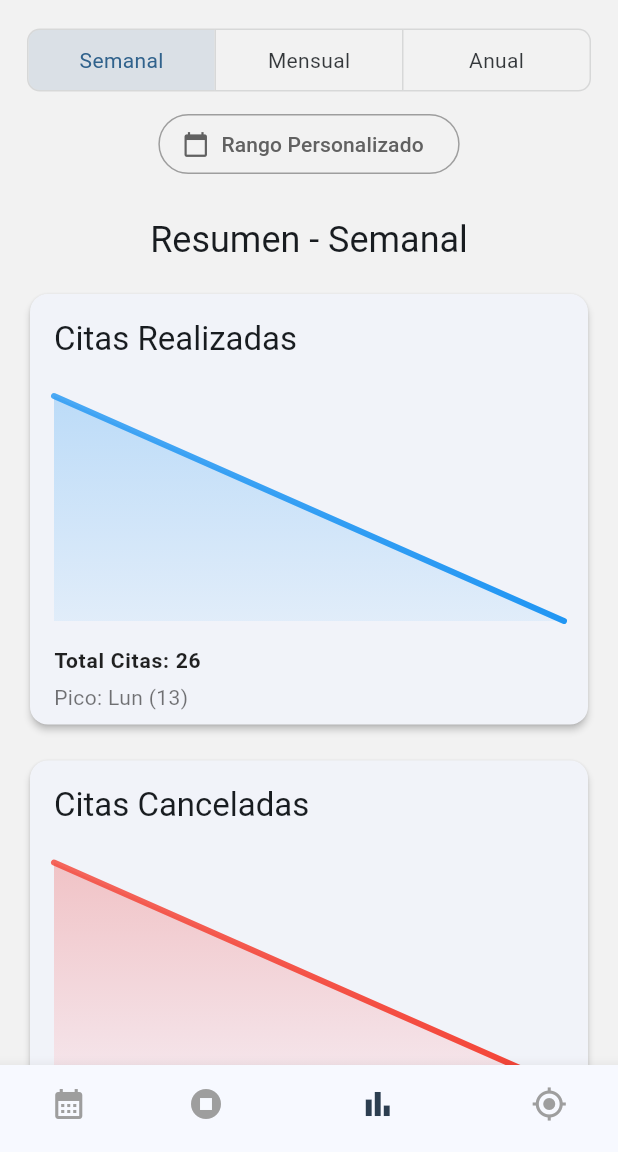
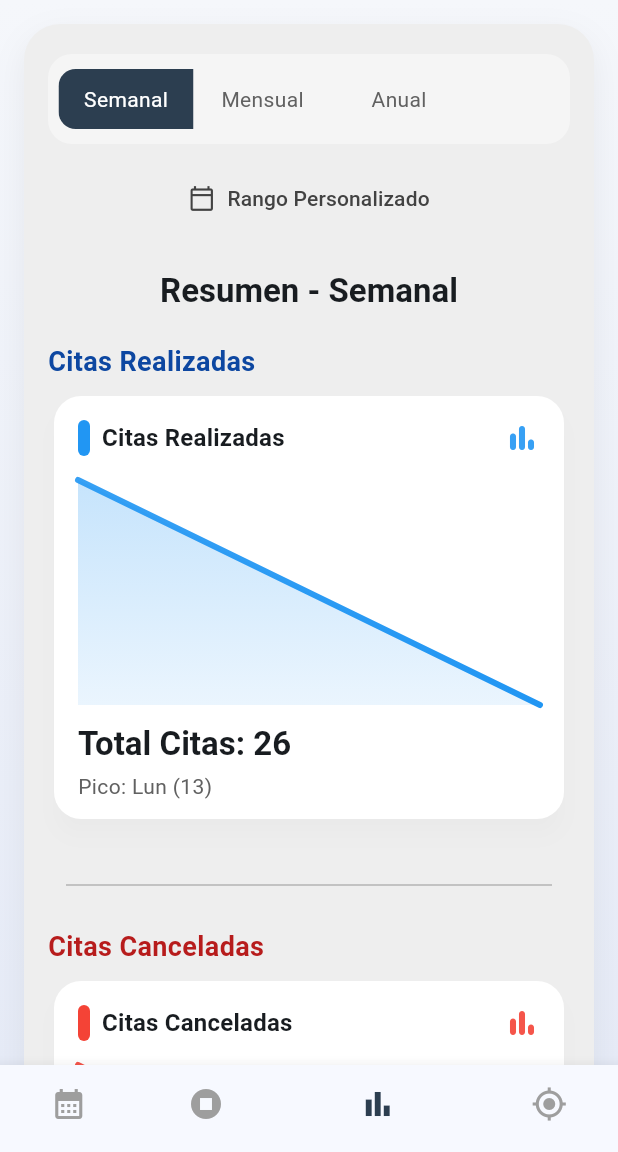
Before and after one commit to DianaCuriel/Neurify, a Flutter app: the _EstadisticasPageContent screen opened directly, on a phone screen of 412 x 824 dp, the part 84-1236 px from its top. Run offline on Flutter 3.47's test engine with Material 3 defaults, Android fonts, the light colour scheme and no system bars; drawn by our look-alikes of fl_chart; our stand-ins replace shared_preferences, table_calendar; accounts and stored records are empty; network calls fail.

```diff
--- a/lib/Modelos/Calendario_model.dart
+++ b/lib/Modelos/Calendario_model.dart
@@ -41,7 +41,7 @@ class Cita {
       return Cita(
         idCitas: int.tryParse(json['id_citas'].toString()),
         idCliente: int.tryParse(json['id_cliente'].toString()),
-        idEmpresario: int.tryParse(json['id_empresario'].toString()) ?? 1,
+        idEmpresario: int.tryParse(json['id_empresario'].toString()) ?? 3,
         nombreCliente: json['nombre_cliente'] ?? '',
         telefono: json['telefono'] ?? '',
         correo: json['correo'] ?? '',
--- a/lib/Visuales/Calendario.dart
+++ b/lib/Visuales/Calendario.dart
@@ -113,9 +113,12 @@ class _CalendarioPageState extends State<CalendarioPage> {
                             },
                             child: Row(
                               children: const [
-                                Icon(Icons.swap_vert),
+                                Icon(Icons.arrow_drop_down),
                                 SizedBox(width: 6),
-                                Text("Sort by", style: TextStyle(fontSize: 16)),
+                                Text(
+                                  "Expandir calendario",
+                                  style: TextStyle(fontSize: 16),
+                                ),
                               ],
                             ),
                           ),
@@ -145,7 +148,7 @@ class _CalendarioPageState extends State<CalendarioPage> {
                             child: Row(
                               children: const [
                                 Text(
-                                  "Last 24h",
+                                  "Ultimas 24h",
                                   style: TextStyle(fontSize: 16),
                                 ),
                                 SizedBox(width: 6),
--- a/lib/Visuales/Calendario_agregarcita_card.dart
+++ b/lib/Visuales/Calendario_agregarcita_card.dart
@@ -363,7 +363,7 @@ class _AgregarCitaPageState extends State<AgregarCitaPage> {
 
     // Crear objeto Cita compatible con tu modelo
     final nuevaCita = Cita(
-      idEmpresario: 2,
+      idEmpresario: 3,
       nombreCliente: nombreController.text.trim(),
       telefono: telefonoController.text.trim(),
       correo: correoController.text.trim(),
--- a/lib/Visuales/estadisticas_page.dart
+++ b/lib/Visuales/estadisticas_page.dart
@@ -2,22 +2,21 @@ import 'package:flutter/material.dart';
 import 'package:provider/provider.dart';
 import 'package:fl_chart/fl_chart.dart';
 
-// Importa tu barra de navegación personalizada
+// Barra de navegación y AppBar personalizados
 import 'package:neurify/Fijo/BottomNavigator.dart';
 import 'package:neurify/Fijo/Appbar.dart';
 
-// Importa el modelo
+// Modelo
 import '../Modelos/estadisticas_modelo.dart';
-// Importa tu tema para el color del botón
-import 'package:neurify/Fijo/app_theme.dart'; // Asegúrate que este archivo exista
 
-// ✅ Solución 3: El Provider se crea dentro de la página
+// Tema de la app
+import 'package:neurify/Fijo/app_theme.dart';
+
 class EstadisticasPage extends StatelessWidget {
   const EstadisticasPage({super.key});
 
   @override
   Widget build(BuildContext context) {
-    // Aquí se crea el provider local
     return ChangeNotifierProvider(
       create: (_) => EstadisticasModelo(),
       child: const _EstadisticasPageContent(),
@@ -25,7 +24,6 @@ class EstadisticasPage extends StatelessWidget {
   }
 }
 
-// 🔹 Contenido interno (tu lógica original)
 class _EstadisticasPageContent extends StatelessWidget {
   const _EstadisticasPageContent({super.key});
 
@@ -34,10 +32,39 @@ class _EstadisticasPageContent extends StatelessWidget {
     final modelo = context.watch<EstadisticasModelo>();
 
     return Scaffold(
+      backgroundColor: Colors.grey[100],
       appBar: const MiAppBar(title: 'Estadísticas'),
-
-      body: SingleChildScrollView(
+      body: Container(
+        decoration: const BoxDecoration(
+          gradient: LinearGradient(
+            begin: Alignment.topCenter,
+            end: Alignment.bottomCenter,
+            colors: [Color(0xFFF5F7FB), Color(0xFFE6EBF7)],
+          ),
+        ),
+        child: SafeArea(
+          child: SingleChildScrollView(
             padding: const EdgeInsets.all(16.0),
+            child: Column(
+              crossAxisAlignment: CrossAxisAlignment.stretch,
+              children: [
+                // CONTENEDOR PRINCIPAL (FONDO GRIS)
+                Container(
+                  decoration: BoxDecoration(
+                    color: Colors.grey[200], // ⬅️ GRIS EN VEZ DE BLANCO
+                    borderRadius: BorderRadius.circular(24),
+                    boxShadow: [
+                      BoxShadow(
+                        color: Colors.black.withOpacity(0.06),
+                        blurRadius: 18,
+                        offset: const Offset(0, 8),
+                      ),
+                    ],
+                  ),
+                  padding: const EdgeInsets.symmetric(
+                    horizontal: 16,
+                    vertical: 20,
+                  ),
                   child: Column(
                     crossAxisAlignment: CrossAxisAlignment.stretch,
                     children: [
@@ -45,10 +72,13 @@ class _EstadisticasPageContent extends StatelessWidget {
                       const SizedBox(height: 24),
                       Text(
                         modelo.tituloFecha,
-              style: Theme.of(context).textTheme.headlineSmall,
+                        style: Theme.of(context).textTheme.titleLarge?.copyWith(
+                          fontWeight: FontWeight.w600,
+                        ),
                         textAlign: TextAlign.center,
                       ),
-            const SizedBox(height: 16),
+                      const SizedBox(height: 20),
+
                       if (modelo.isLoading)
                         const Center(
                           child: Padding(
@@ -58,38 +88,83 @@ class _EstadisticasPageContent extends StatelessWidget {
                         )
                       else
                         Column(
+                          crossAxisAlignment: CrossAxisAlignment.start,
                           children: [
+                            // ----------- SECCIÓN: CITAS REALIZADAS -----------
+                            Padding(
+                              padding: const EdgeInsets.only(bottom: 6.0),
+                              child: Text(
+                                "Citas Realizadas",
+                                style: TextStyle(
+                                  fontWeight: FontWeight.bold,
+                                  fontSize: 18,
+                                  color: Colors.blue[900],
+                                ),
+                              ),
+                            ),
                             _StatCard(
                               titulo: "Citas Realizadas",
                               color: Colors.blue,
-                    gradient: [Colors.blue.shade400, Colors.blue.shade100],
+                              gradient: [
+                                Colors.blue.shade400,
+                                Colors.blue.shade100,
+                              ],
                               puntosGrafica: modelo.datosGraficaCitas,
                               textoPrincipal: modelo.datoPrincipalCitas,
                               textoSecundario: modelo.datoSecundarioCitas,
                             ),
-                  const SizedBox(height: 16),
+
+                            const SizedBox(height: 32), // MÁS SEPARACIÓN
+                            // Divider para dividir las secciones
+                            Divider(
+                              thickness: 1.2,
+                              color: Colors.grey[400],
+                              indent: 12,
+                              endIndent: 12,
+                            ),
+                            const SizedBox(height: 20),
+
+                            // ----------- SECCIÓN: CITAS CANCELADAS -----------
+                            Padding(
+                              padding: const EdgeInsets.only(bottom: 6.0),
+                              child: Text(
+                                "Citas Canceladas",
+                                style: TextStyle(
+                                  fontWeight: FontWeight.bold,
+                                  fontSize: 18,
+                                  color: Colors.red[900],
+                                ),
+                              ),
+                            ),
+
                             _StatCard(
                               titulo: "Citas Canceladas",
                               color: Colors.red,
-                    gradient: [Colors.red.shade400, Colors.red.shade100],
+                              gradient: [
+                                Colors.red.shade400,
+                                Colors.red.shade100,
+                              ],
                               puntosGrafica: modelo.datosGraficaCancelaciones,
                               textoPrincipal: modelo.datoPrincipalCancelaciones,
-                    textoSecundario: modelo.datoSecundarioCancelaciones,
+                              textoSecundario:
+                                  modelo.datoSecundarioCancelaciones,
                             ),
                           ],
                         ),
                     ],
                   ),
                 ),
-
-      bottomNavigationBar: const MiBottomNav(
-        currentIndex: 2, // aquí el índice de Estadísticas
+              ],
             ),
+          ),
+        ),
+      ),
+      bottomNavigationBar: const MiBottomNav(currentIndex: 2),
     );
   }
 }
 
-// --- WIDGETS INTERNOS DE UI ---
+// ------------------ FILTROS ------------------
 
 class _FiltrosUI extends StatelessWidget {
   @override
@@ -99,9 +174,18 @@ class _FiltrosUI extends StatelessWidget {
       (EstadisticasModelo m) => m.filtroSeleccionado,
     );
 
+    final isPersonalizado = filtroActual == 'Personalizado';
+
     return Column(
+      crossAxisAlignment: CrossAxisAlignment.stretch,
       children: [
-        ToggleButtons(
+        Container(
+          decoration: BoxDecoration(
+            color: Colors.grey[100],
+            borderRadius: BorderRadius.circular(16),
+          ),
+          padding: const EdgeInsets.all(6),
+          child: ToggleButtons(
             isSelected: [
               filtroActual == 'Semanal',
               filtroActual == 'Mensual',
@@ -112,27 +196,34 @@ class _FiltrosUI extends StatelessWidget {
               if (index == 1) modelo.setFiltro('Mensual');
               if (index == 2) modelo.setFiltro('Anual');
             },
-          borderRadius: BorderRadius.circular(8),
-          constraints: BoxConstraints(
-            minWidth: (MediaQuery.of(context).size.width - 40) / 3,
-            minHeight: 40,
-          ),
+            borderRadius: BorderRadius.circular(12),
+            fillColor: AppTheme.primaryColor,
+            selectedColor: Colors.white,
+            color: Colors.grey[700],
+            borderColor: Colors.transparent,
+            selectedBorderColor: Colors.transparent,
+            constraints: const BoxConstraints(minWidth: 90, minHeight: 40),
             children: const [Text('Semanal'), Text('Mensual'), Text('Anual')],
           ),
-        const SizedBox(height: 8),
-        OutlinedButton.icon(
-          icon: const Icon(Icons.calendar_today),
-          label: const Text('Rango Personalizado'),
-          style: OutlinedButton.styleFrom(
-            foregroundColor:
-                filtroActual == 'Personalizado'
-                    ? Theme.of(context).primaryColor
-                    : Colors.grey[700],
-            side: BorderSide(
-              color:
-                  filtroActual == 'Personalizado'
-                      ? Theme.of(context).primaryColor
-                      : Colors.grey,
+        ),
+        const SizedBox(height: 12),
+        ElevatedButton.icon(
+          icon: const Icon(Icons.calendar_today_outlined, size: 18),
+          label: Text(
+            'Rango Personalizado',
+            style: TextStyle(
+              fontWeight: FontWeight.w500,
+              color: isPersonalizado ? Colors.white : Colors.grey[800],
+            ),
+          ),
+          style: ElevatedButton.styleFrom(
+            backgroundColor:
+                isPersonalizado ? AppTheme.primaryColor : Colors.grey[200],
+            foregroundColor: isPersonalizado ? Colors.white : Colors.grey[800],
+            elevation: isPersonalizado ? 2 : 0,
+            padding: const EdgeInsets.symmetric(vertical: 12),
+            shape: RoundedRectangleBorder(
+              borderRadius: BorderRadius.circular(14),
             ),
           ),
           onPressed: () async {
@@ -147,9 +238,7 @@ class _FiltrosUI extends StatelessWidget {
                     end: DateTime.now(),
                   ),
             );
-            if (rango != null) {
-              modelo.setRangoPersonalizado(rango);
-            }
+            if (rango != null) modelo.setRangoPersonalizado(rango);
           },
         ),
       ],
@@ -157,7 +246,8 @@ class _FiltrosUI extends StatelessWidget {
   }
 }
 
-// --- Tarjeta de estadística con gráfica ---
+// ----------- TARJETA DE ESTADÍSTICA -----------
+
 class _StatCard extends StatelessWidget {
   final String titulo;
   final Color color;
@@ -179,35 +269,62 @@ class _StatCard extends StatelessWidget {
   @override
   Widget build(BuildContext context) {
     return Card(
-      elevation: 2,
-      shape: RoundedRectangleBorder(borderRadius: BorderRadius.circular(12)),
+      color: Colors.white, // Fondo de la tarjeta
+      elevation: 6,
+      shadowColor: Colors.black.withOpacity(0.08),
+      shape: RoundedRectangleBorder(borderRadius: BorderRadius.circular(18)),
       child: Padding(
-        padding: const EdgeInsets.fromLTRB(16, 16, 16, 8),
+        padding: const EdgeInsets.fromLTRB(16, 16, 16, 12),
         child: Column(
           crossAxisAlignment: CrossAxisAlignment.start,
           children: [
-            Text(titulo, style: Theme.of(context).textTheme.titleLarge),
-            const SizedBox(height: 24),
+            Row(
+              children: [
+                Container(
+                  width: 8,
+                  height: 24,
+                  decoration: BoxDecoration(
+                    color: color,
+                    borderRadius: BorderRadius.circular(12),
+                  ),
+                ),
+                const SizedBox(width: 8),
+                Text(
+                  titulo,
+                  style: Theme.of(context).textTheme.titleMedium?.copyWith(
+                    fontWeight: FontWeight.bold,
+                  ),
+                ),
+                const Spacer(),
+                Icon(Icons.bar_chart_rounded, color: color.withOpacity(0.9)),
+              ],
+            ),
+            const SizedBox(height: 16),
             SizedBox(
               height: 150,
               child:
                   puntosGrafica.isEmpty
                       ? const Center(
-                        child: Text("No hay datos para este rango."),
+                        child: Text(
+                          "No hay datos para este rango.",
+                          style: TextStyle(color: Colors.grey),
+                        ),
                       )
                       : LineChart(_buildGradientChartData(context)),
             ),
-            const SizedBox(height: 16),
+            const SizedBox(height: 12),
             Text(
               textoPrincipal,
               style: Theme.of(
                 context,
-              ).textTheme.bodyLarge?.copyWith(fontWeight: FontWeight.bold),
+              ).textTheme.titleLarge?.copyWith(fontWeight: FontWeight.bold),
             ),
             const SizedBox(height: 4),
             Text(
               textoSecundario,
-              style: Theme.of(context).textTheme.bodyMedium,
+              style: Theme.of(
+                context,
+              ).textTheme.bodyMedium?.copyWith(color: Colors.grey[700]),
             ),
           ],
         ),
@@ -227,7 +344,7 @@ class _StatCard extends StatelessWidget {
           isCurved: true,
           curveSmoothness: 0.35,
           gradient: LinearGradient(
-            colors: [color.withOpacity(0.8), color.withOpacity(1)],
+            colors: [color.withOpacity(0.9), color.withOpacity(1)],
             begin: Alignment.centerLeft,
             end: Alignment.centerRight,
           ),
@@ -237,7 +354,7 @@ class _StatCard extends StatelessWidget {
           belowBarData: BarAreaData(
             show: true,
             gradient: LinearGradient(
-              colors: gradient.map((c) => c.withOpacity(0.3)).toList(),
+              colors: gradient.map((c) => c.withOpacity(0.30)).toList(),
               begin: Alignment.topCenter,
               end: Alignment.bottomCenter,
             ),
```
Also changed, not shown: pubspec.lock, 1 other file. Lines whose indentation alone changed are shown as unchanged.
